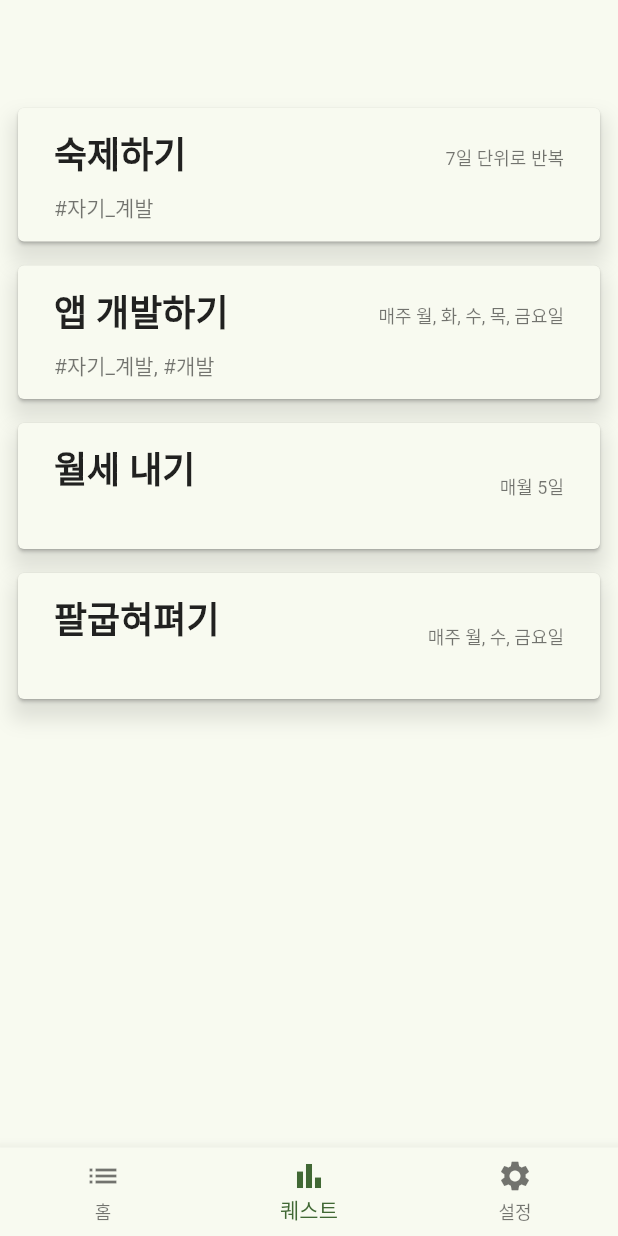
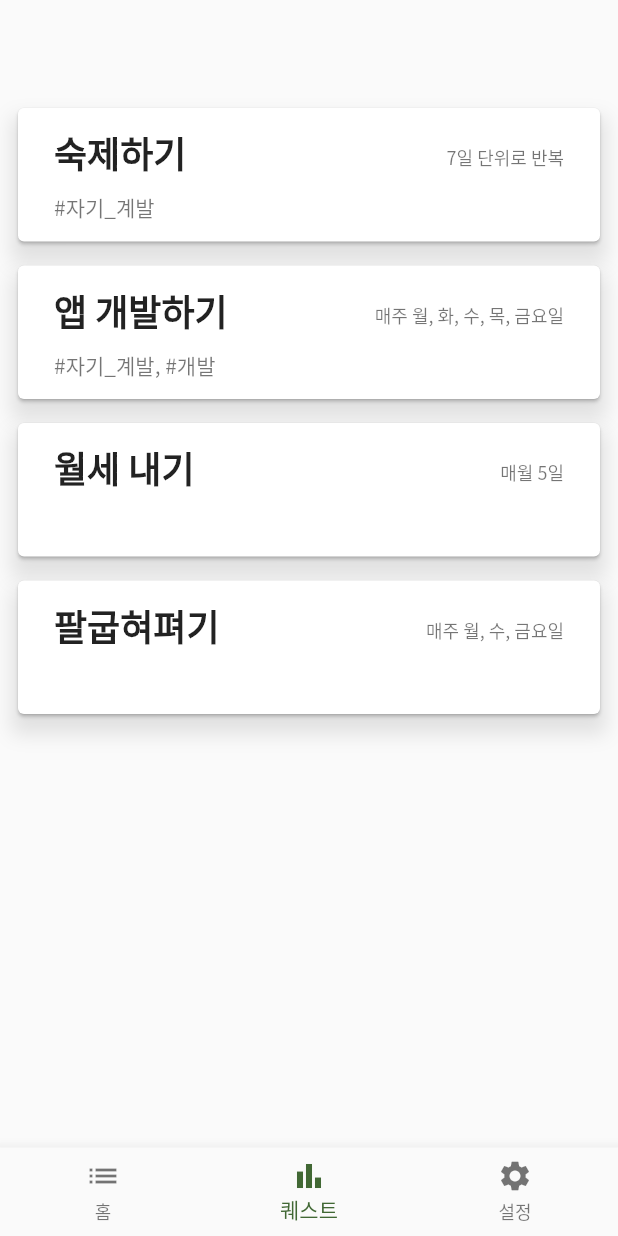
Before and after one commit to lockcept/Quelendar, a Flutter app: the screen it shows after launch, on a phone screen of 412 x 824 dp. Run offline on Flutter 3.47's test engine with Material 2 defaults, Android fonts, the light colour scheme and no system bars; our stand-ins replace nanoid.

Commit message:
feat: font 설정

```diff
--- a/lib/main.dart
+++ b/lib/main.dart
@@ -16,10 +16,11 @@ class App extends StatelessWidget {
   @override
   Widget build(BuildContext context) {
     return MaterialApp(
-      theme: ThemeData.from(
-          colorScheme: ColorScheme.fromSeed(
-              seedColor: const Color(0xFF40F909),
-              brightness: Brightness.light)),
+      theme: ThemeData(
+        colorScheme: ColorScheme.fromSeed(
+            seedColor: const Color(0xFF40F909), brightness: Brightness.light),
+        fontFamily: "NotoSansKr",
+      ),
       home: const QuestTracker(),
     );
   }
--- a/pubspec.yaml
+++ b/pubspec.yaml
@@ -16,3 +16,7 @@ dev_dependencies:
   flutter_lints: 2.0.0
 flutter:
   uses-material-design: true
+  fonts:
+    - family: NotoSansKr
+      fonts:
+        - asset: fonts/notosanskr.ttf
```
Also changed, not shown: fonts/roboto.ttf (added), 1 other file.
